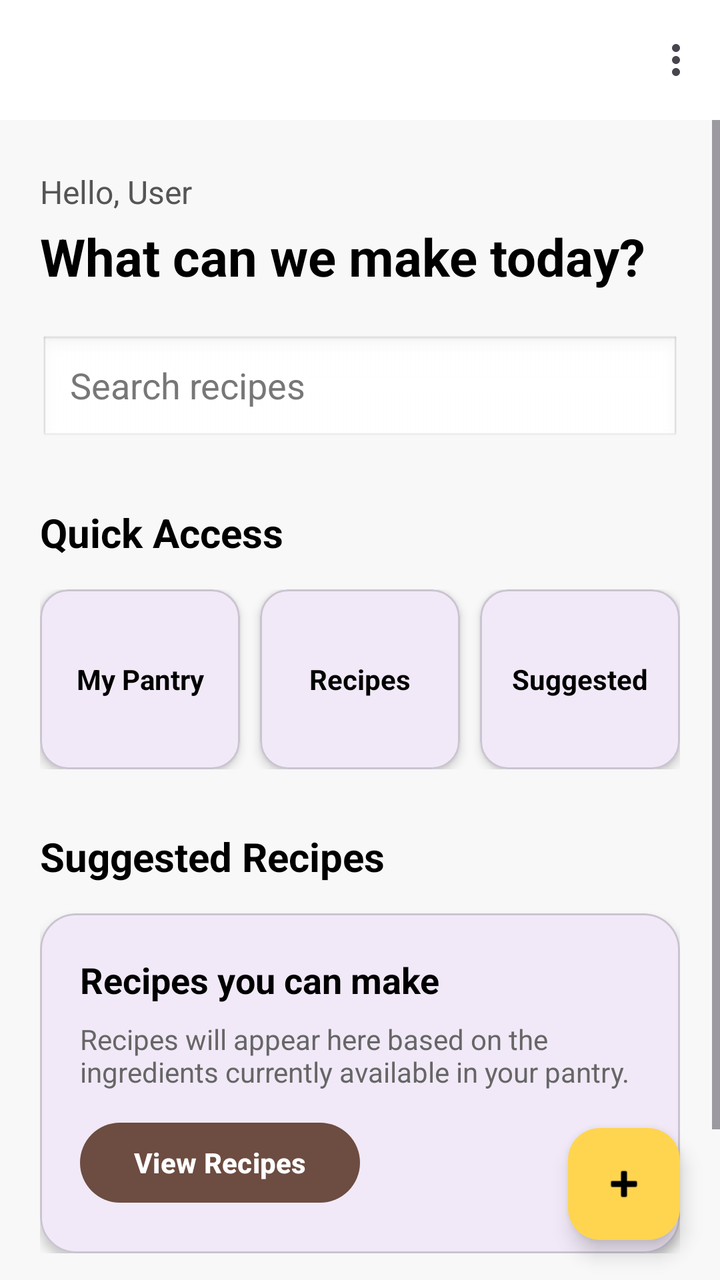
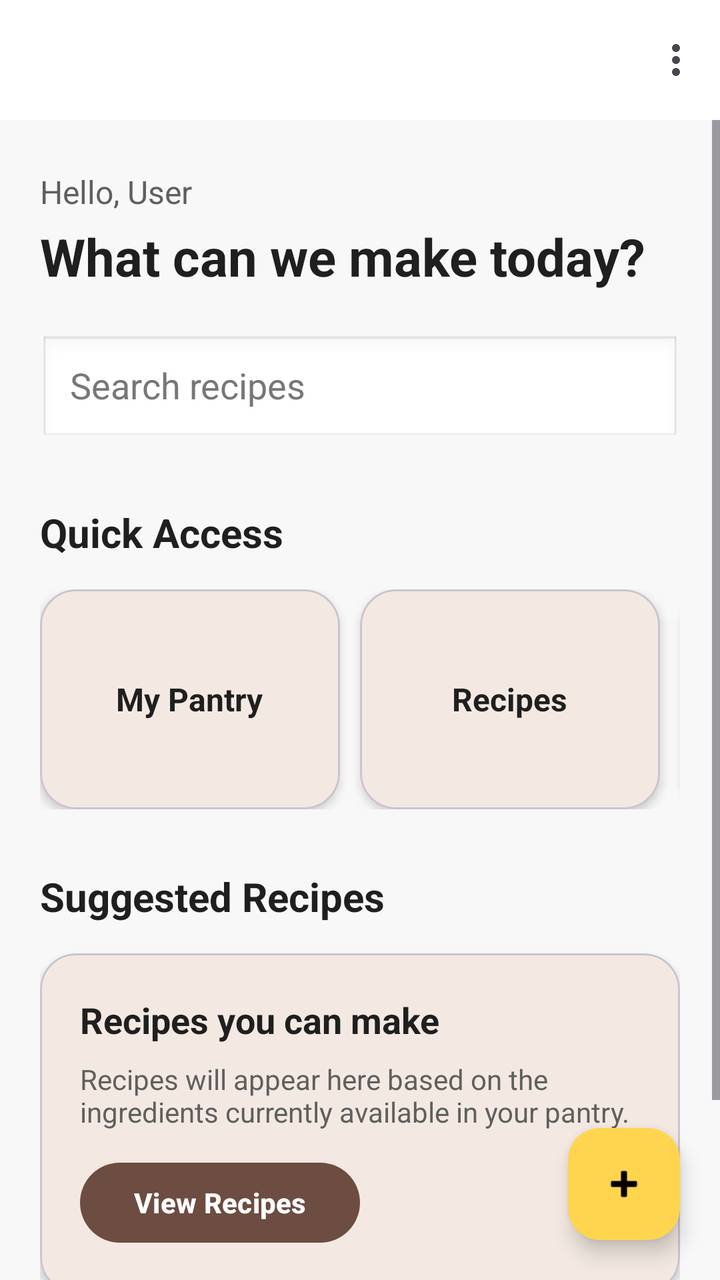

Two renders of the same Android screen: before a commit and after it. Below are the layout's source before the change and the commit's diff.
<!-- AndroidManifest.xml: application theme Theme.SmartPantryManager -->
<!-- res/layout/activity_home_pg.xml -->
<?xml version="1.0" encoding="utf-8"?>
<androidx.constraintlayout.widget.ConstraintLayout
    xmlns:android="http://schemas.android.com/apk/res/android"
    xmlns:app="http://schemas.android.com/apk/res-auto"
    xmlns:tools="http://schemas.android.com/tools"
    android:id="@+id/main"
    android:layout_width="match_parent"
    android:layout_height="match_parent"
    android:background="#F8F8F8"
    tools:context=".HomePgActivity">

    
    <com.google.android.material.appbar.MaterialToolbar
        android:id="@+id/topAppBar"
        android:layout_width="0dp"
        android:layout_height="60dp"
        android:background="#FFFFFF"
        app:menu="@menu/home_menu"
        app:titleTextColor="#000000"
        app:layout_constraintEnd_toEndOf="parent"
        app:layout_constraintStart_toStartOf="parent"
        app:layout_constraintTop_toTopOf="parent" />

    
    <ScrollView
        android:id="@+id/homeScroll"
        android:layout_width="0dp"
        android:layout_height="0dp"
        android:fillViewport="true"
        app:layout_constraintBottom_toBottomOf="parent"
        app:layout_constraintEnd_toEndOf="parent"
        app:layout_constraintStart_toStartOf="parent"
        app:layout_constraintTop_toBottomOf="@+id/topAppBar">

        
        <LinearLayout
            android:layout_width="match_parent"
            android:layout_height="wrap_content"
            android:orientation="vertical"
            android:paddingStart="20dp"
            android:paddingTop="25dp"
            android:paddingEnd="20dp"
            android:paddingBottom="100dp">

            
            <TextView
                android:id="@+id/txtHello"
                android:layout_width="wrap_content"
                android:layout_height="wrap_content"
                android:text="Hello, User"
                android:textColor="#555555"
                android:textSize="16sp" />

            
            <TextView
                android:id="@+id/txtHeading"
                android:layout_width="wrap_content"
                android:layout_height="wrap_content"
                android:layout_marginTop="4dp"
                android:text="What can we make today?"
                android:textColor="#000000"
                android:textSize="26sp"
                android:textStyle="bold" />

            
            <EditText
                android:id="@+id/editSearch"
                android:layout_width="match_parent"
                android:layout_height="55dp"
                android:layout_marginTop="22dp"
                android:background="@android:drawable/edit_text"
                android:hint="Search recipes"
                android:paddingStart="15dp"
                android:paddingEnd="15dp"
                android:singleLine="true"
                android:textColor="#000000"
                android:textColorHint="#777777" />

            
            <TextView
                android:layout_width="wrap_content"
                android:layout_height="wrap_content"
                android:layout_marginTop="30dp"
                android:text="Quick Access"
                android:textColor="#000000"
                android:textSize="20sp"
                android:textStyle="bold" />

            
            <LinearLayout
                android:layout_width="match_parent"
                android:layout_height="wrap_content"
                android:layout_marginTop="15dp"
                android:orientation="horizontal"
                android:weightSum="3">

                
                <com.google.android.material.card.MaterialCardView
                    android:id="@+id/cardPantry"
                    android:layout_width="0dp"
                    android:layout_height="90dp"
                    android:layout_marginEnd="5dp"
                    android:layout_weight="1"
                    app:cardCornerRadius="14dp"
                    app:cardElevation="3dp">

                    <LinearLayout
                        android:layout_width="match_parent"
                        android:layout_height="match_parent"
                        android:gravity="center"
                        android:orientation="vertical"
                        android:padding="5dp">

                        
                        <TextView
                            android:layout_width="wrap_content"
                            android:layout_height="wrap_content"
                            android:gravity="center"
                            android:text="My Pantry"
                            android:textColor="#000000"
                            android:textSize="14sp"
                            android:textStyle="bold" />

                    </LinearLayout>

                </com.google.android.material.card.MaterialCardView>

                
                <com.google.android.material.card.MaterialCardView
                    android:id="@+id/cardRecipes"
                    android:layout_width="0dp"
                    android:layout_height="90dp"
                    android:layout_marginStart="5dp"
                    android:layout_marginEnd="5dp"
                    android:layout_weight="1"
                    app:cardCornerRadius="14dp"
                    app:cardElevation="3dp">

                    <LinearLayout
                        android:layout_width="match_parent"
                        android:layout_height="match_parent"
                        android:gravity="center"
                        android:orientation="vertical"
                        android:padding="5dp">

                        
                        <TextView
                            android:layout_width="wrap_content"
                            android:layout_height="wrap_content"
                            android:gravity="center"
                            android:text="Recipes"
                            android:textColor="#000000"
                            android:textSize="14sp"
                            android:textStyle="bold" />

                    </LinearLayout>

                </com.google.android.material.card.MaterialCardView>

                
                <com.google.android.material.card.MaterialCardView
                    android:id="@+id/cardSuggested"
                    android:layout_width="0dp"
                    android:layout_height="90dp"
                    android:layout_marginStart="5dp"
                    android:layout_weight="1"
                    app:cardCornerRadius="14dp"
                    app:cardElevation="3dp">

                    <LinearLayout
                        android:layout_width="match_parent"
                        android:layout_height="match_parent"
                        android:gravity="center"
                        android:orientation="vertical"
                        android:padding="5dp">

                        
                        <TextView
                            android:layout_width="wrap_content"
                            android:layout_height="wrap_content"
                            android:gravity="center"
                            android:text="Suggested"
                            android:textColor="#000000"
                            android:textSize="14sp"
                            android:textStyle="bold" />

                    </LinearLayout>

                </com.google.android.material.card.MaterialCardView>

            </LinearLayout>

            
            <TextView
                android:layout_width="wrap_content"
                android:layout_height="wrap_content"
                android:layout_marginTop="30dp"
                android:text="Suggested Recipes"
                android:textColor="#000000"
                android:textSize="20sp"
                android:textStyle="bold" />

            
            <com.google.android.material.card.MaterialCardView
                android:id="@+id/cardSuggestedRecipe"
                android:layout_width="match_parent"
                android:layout_height="170dp"
                android:layout_marginTop="15dp"
                app:cardCornerRadius="18dp"
                app:cardElevation="3dp">

                <LinearLayout
                    android:layout_width="match_parent"
                    android:layout_height="match_parent"
                    android:gravity="center_vertical"
                    android:orientation="vertical"
                    android:padding="20dp">

                    <TextView
                        android:layout_width="wrap_content"
                        android:layout_height="wrap_content"
                        android:text="Recipes you can make"
                        android:textColor="#000000"
                        android:textSize="18sp"
                        android:textStyle="bold" />

                    <TextView
                        android:layout_width="wrap_content"
                        android:layout_height="wrap_content"
                        android:layout_marginTop="8dp"
                        android:text="Recipes will appear here based on the ingredients currently available in your pantry."
                        android:textColor="#666666"
                        android:textSize="14sp" />

                    
                    <Button
                        android:id="@+id/btnViewSuggested"
                        android:layout_width="wrap_content"
                        android:layout_height="48dp"
                        android:layout_marginTop="12dp"
                        android:minWidth="140dp"
                        android:text="View Recipes"
                        android:textColor="#FFFFFF"
                        android:textSize="14sp"
                        android:textStyle="bold"
                        app:backgroundTint="#6D4C41" />

                </LinearLayout>

            </com.google.android.material.card.MaterialCardView>

        </LinearLayout>

    </ScrollView>

    
    <com.google.android.material.floatingactionbutton.FloatingActionButton
        android:id="@+id/btnAdd"
        android:layout_width="wrap_content"
        android:layout_height="wrap_content"
        android:layout_marginEnd="20dp"
        android:layout_marginBottom="20dp"
        android:contentDescription="Add ingredient or recipe"
        android:src="@android:drawable/ic_input_add"
        app:backgroundTint="#FFD54F"
        app:tint="#000000"
        app:layout_constraintBottom_toBottomOf="parent"
        app:layout_constraintEnd_toEndOf="parent" />

</androidx.constraintlayout.widget.ConstraintLayout>
<!-- resources referenced by this layout -->
<resources>
  <style name="Theme.SmartPantryManager" parent="Base.Theme.SmartPantryManager" />
  <style name="Base.Theme.SmartPantryManager" parent="Theme.Material3.DayNight.NoActionBar">
          
          
      </style>
</resources>

<!-- the commit's change to res/layout/activity_home_pg.xml (unified diff, before → after) -->
@@ -16,7 +16,7 @@
         android:layout_height="60dp"
         android:background="#FFFFFF"
         app:menu="@menu/home_menu"
-        app:titleTextColor="#000000"
+        app:titleTextColor="#1F1F1F"
         app:layout_constraintEnd_toEndOf="parent"
         app:layout_constraintStart_toStartOf="parent"
         app:layout_constraintTop_toTopOf="parent" />
@@ -32,7 +32,6 @@
         app:layout_constraintStart_toStartOf="parent"
         app:layout_constraintTop_toBottomOf="@+id/topAppBar">
 
-        
         <LinearLayout
             android:layout_width="match_parent"
             android:layout_height="wrap_content"
@@ -47,8 +46,8 @@
                 android:id="@+id/txtHello"
                 android:layout_width="wrap_content"
                 android:layout_height="wrap_content"
-                android:text="Hello, User"
-                android:textColor="#555555"
+                android:text="@string/hello_user"
+                android:textColor="#5F5F5F"
                 android:textSize="16sp" />
 
             
@@ -57,8 +56,8 @@
                 android:layout_width="wrap_content"
                 android:layout_height="wrap_content"
                 android:layout_marginTop="4dp"
-                android:text="What can we make today?"
-                android:textColor="#000000"
+                android:text="@string/home_heading"
+                android:textColor="#1F1F1F"
                 android:textSize="26sp"
                 android:textStyle="bold" />
 
@@ -69,11 +68,13 @@
                 android:layout_height="55dp"
                 android:layout_marginTop="22dp"
                 android:background="@android:drawable/edit_text"
-                android:hint="Search recipes"
+                android:hint="@string/search_recipes"
+                android:importantForAutofill="no"
+                android:inputType="text"
                 android:paddingStart="15dp"
                 android:paddingEnd="15dp"
                 android:singleLine="true"
-                android:textColor="#000000"
+                android:textColor="#1F1F1F"
                 android:textColorHint="#777777" />
 
             
@@ -81,122 +82,117 @@
                 android:layout_width="wrap_content"
                 android:layout_height="wrap_content"
                 android:layout_marginTop="30dp"
-                android:text="Quick Access"
-                android:textColor="#000000"
+                android:text="@string/quick_access"
+                android:textColor="#1F1F1F"
                 android:textSize="20sp"
                 android:textStyle="bold" />
 
             
-            <LinearLayout
+            <HorizontalScrollView
                 android:layout_width="match_parent"
                 android:layout_height="wrap_content"
                 android:layout_marginTop="15dp"
-                android:orientation="horizontal"
-                android:weightSum="3">
-
-                
-                <com.google.android.material.card.MaterialCardView
-                    android:id="@+id/cardPantry"
-                    android:layout_width="0dp"
-                    android:layout_height="90dp"
-                    android:layout_marginEnd="5dp"
-                    android:layout_weight="1"
-                    app:cardCornerRadius="14dp"
-                    app:cardElevation="3dp">
-
-                    <LinearLayout
-                        android:layout_width="match_parent"
-                        android:layout_height="match_parent"
-                        android:gravity="center"
-                        android:orientation="vertical"
-                        android:padding="5dp">
-
-                        
-                        <TextView
-                            android:layout_width="wrap_content"
-                            android:layout_height="wrap_content"
+                android:scrollbars="none">
+
+                <LinearLayout
+                    android:layout_width="wrap_content"
+                    android:layout_height="wrap_content"
+                    android:orientation="horizontal">
+
+                    
+                    <com.google.android.material.card.MaterialCardView
+                        android:id="@+id/cardPantry"
+                        android:layout_width="150dp"
+                        android:layout_height="110dp"
+                        android:layout_marginEnd="10dp"
+                        app:cardBackgroundColor="#F3E9E2"
+                        app:cardCornerRadius="18dp"
+                        app:cardElevation="3dp">
+
+                        <LinearLayout
+                            android:layout_width="match_parent"
+                            android:layout_height="match_parent"
                             android:gravity="center"
-                            android:text="My Pantry"
-                            android:textColor="#000000"
-                            android:textSize="14sp"
-                            android:textStyle="bold" />
-
-                    </LinearLayout>
-
-                </com.google.android.material.card.MaterialCardView>
-
-                
-                <com.google.android.material.card.MaterialCardView
-                    android:id="@+id/cardRecipes"
-                    android:layout_width="0dp"
-                    android:layout_height="90dp"
-                    android:layout_marginStart="5dp"
-                    android:layout_marginEnd="5dp"
-                    android:layout_weight="1"
-                    app:cardCornerRadius="14dp"
-                    app:cardElevation="3dp">
-
-                    <LinearLayout
-                        android:layout_width="match_parent"
-                        android:layout_height="match_parent"
-                        android:gravity="center"
-                        android:orientation="vertical"
-                        android:padding="5dp">
-
-                        
-                        <TextView
-                            android:layout_width="wrap_content"
-                            android:layout_height="wrap_content"
+                            android:orientation="vertical">
+
+                            <TextView
+                                android:layout_width="wrap_content"
+                                android:layout_height="wrap_content"
+                                android:text="@string/my_pantry"
+                                android:textColor="#1F1F1F"
+                                android:textSize="16sp"
+                                android:textStyle="bold" />
+
+                        </LinearLayout>
+
+                    </com.google.android.material.card.MaterialCardView>
+
+                    
+                    <com.google.android.material.card.MaterialCardView
+                        android:id="@+id/cardRecipes"
+                        android:layout_width="150dp"
+                        android:layout_height="110dp"
+                        android:layout_marginEnd="10dp"
+                        app:cardBackgroundColor="#F3E9E2"
+                        app:cardCornerRadius="18dp"
+                        app:cardElevation="3dp">
+
+                        <LinearLayout
+                            android:layout_width="match_parent"
+                            android:layout_height="match_parent"
                             android:gravity="center"
-                            android:text="Recipes"
-                            android:textColor="#000000"
-                            android:textSize="14sp"
-                            android:textStyle="bold" />
-
-                    </LinearLayout>
-
-                </com.google.android.material.card.MaterialCardView>
-
-                
-                <com.google.android.material.card.MaterialCardView
-                    android:id="@+id/cardSuggested"
-                    android:layout_width="0dp"
-                    android:layout_height="90dp"
-                    android:layout_marginStart="5dp"
-                    android:layout_weight="1"
-                    app:cardCornerRadius="14dp"
-                    app:cardElevation="3dp">
-
-                    <LinearLayout
-                        android:layout_width="match_parent"
-                        android:layout_height="match_parent"
-                        android:gravity="center"
-                        android:orientation="vertical"
-                        android:padding="5dp">
-
-                        
-                        <TextView
-                            android:layout_width="wrap_content"
-                            android:layout_height="wrap_content"
+                            android:orientation="vertical">
+
+                            <TextView
+                                android:layout_width="wrap_content"
+                                android:layout_height="wrap_content"
+                                android:text="@string/recipes"
+                                android:textColor="#1F1F1F"
+                                android:textSize="16sp"
+                                android:textStyle="bold" />
+
+                        </LinearLayout>
+
+                    </com.google.android.material.card.MaterialCardView>
+
+                    
+                    <com.google.android.material.card.MaterialCardView
+                        android:id="@+id/cardSuggested"
+                        android:layout_width="150dp"
+                        android:layout_height="110dp"
+                        app:cardBackgroundColor="#F3E9E2"
+                        app:cardCornerRadius="18dp"
+                        app:cardElevation="3dp">
+
+                        <LinearLayout
+                            android:layout_width="match_parent"
+                            android:layout_height="match_parent"
                             android:gravity="center"
-                            android:text="Suggested"
-                            android:textColor="#000000"
-                            android:textSize="14sp"
-                            android:textStyle="bold" />
-
-                    </LinearLayout>
-
-                </com.google.android.material.card.MaterialCardView>
-
-            </LinearLayout>
+                            android:orientation="vertical">
+
+                            <TextView
+                                android:layout_width="wrap_content"
+                                android:layout_height="wrap_content"
+                                android:text="@string/suggested"
+                                android:textColor="#1F1F1F"
+                                android:textSize="16sp"
+                                android:textStyle="bold" />
+
+                        </LinearLayout>
+
+                    </com.google.android.material.card.MaterialCardView>
+
+                </LinearLayout>
+
+            </HorizontalScrollView>
 
             
             <TextView
                 android:layout_width="wrap_content"
                 android:layout_height="wrap_content"
                 android:layout_marginTop="30dp"
-                android:text="Suggested Recipes"
-                android:textColor="#000000"
+                android:text="@string/suggested_recipes"
+                android:textColor="#1F1F1F"
                 android:textSize="20sp"
                 android:textStyle="bold" />
 
@@ -206,6 +202,7 @@
                 android:layout_width="match_parent"
                 android:layout_height="170dp"
                 android:layout_marginTop="15dp"
+                app:cardBackgroundColor="#F3E9E2"
                 app:cardCornerRadius="18dp"
                 app:cardElevation="3dp">
 
@@ -216,20 +213,22 @@
                     android:orientation="vertical"
                     android:padding="20dp">
 
+                    
                     <TextView
                         android:layout_width="wrap_content"
                         android:layout_height="wrap_content"
-                        android:text="Recipes you can make"
-                        android:textColor="#000000"
+                        android:text="@string/recipes_you_can_make"
+                        android:textColor="#1F1F1F"
                         android:textSize="18sp"
                         android:textStyle="bold" />
 
+                    
                     <TextView
                         android:layout_width="wrap_content"
                         android:layout_height="wrap_content"
                         android:layout_marginTop="8dp"
-                        android:text="Recipes will appear here based on the ingredients currently available in your pantry."
-                        android:textColor="#666666"
+                        android:text="@string/suggested_description"
+                        android:textColor="#5F5F5F"
                         android:textSize="14sp" />
 
                     
@@ -239,7 +238,7 @@
                         android:layout_height="48dp"
                         android:layout_marginTop="12dp"
                         android:minWidth="140dp"
-                        android:text="View Recipes"
+                        android:text="@string/view_recipes"
                         android:textColor="#FFFFFF"
                         android:textSize="14sp"
                         android:textStyle="bold"
@@ -260,7 +259,7 @@
         android:layout_height="wrap_content"
         android:layout_marginEnd="20dp"
         android:layout_marginBottom="20dp"
-        android:contentDescription="Add ingredient or recipe"
+        android:contentDescription="@string/add_ingredient"
         android:src="@android:drawable/ic_input_add"
         app:backgroundTint="#FFD54F"
         app:tint="#000000"
<!-- resource entries referenced after the edit -->
@@ -1,5 +1,17 @@
 <!-- resources referenced by this layout -->
 <resources>
+  <string name="add_ingredient">Add ingredient</string>
+  <string name="hello_user">Hello, User</string>
+  <string name="home_heading">What can we make today?</string>
+  <string name="my_pantry">My Pantry</string>
+  <string name="quick_access">Quick Access</string>
+  <string name="recipes">Recipes</string>
+  <string name="recipes_you_can_make">Recipes you can make</string>
+  <string name="search_recipes">Search recipes</string>
+  <string name="suggested">Suggested</string>
+  <string name="suggested_description">Recipes will appear here based on the ingredients currently available in your pantry.</string>
+  <string name="suggested_recipes">Suggested Recipes</string>
+  <string name="view_recipes">View Recipes</string>
   <style name="Theme.SmartPantryManager" parent="Base.Theme.SmartPantryManager" />
   <style name="Base.Theme.SmartPantryManager" parent="Theme.Material3.DayNight.NoActionBar">
           
